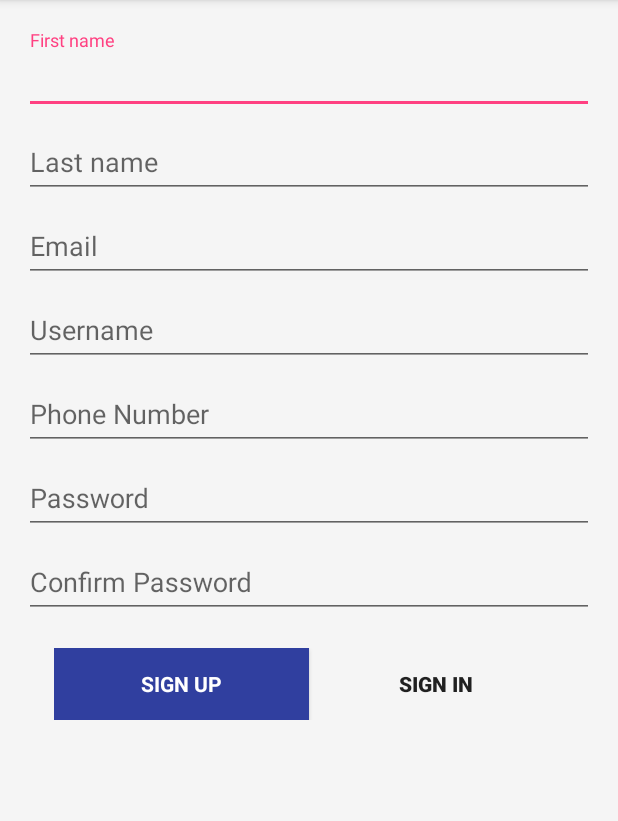
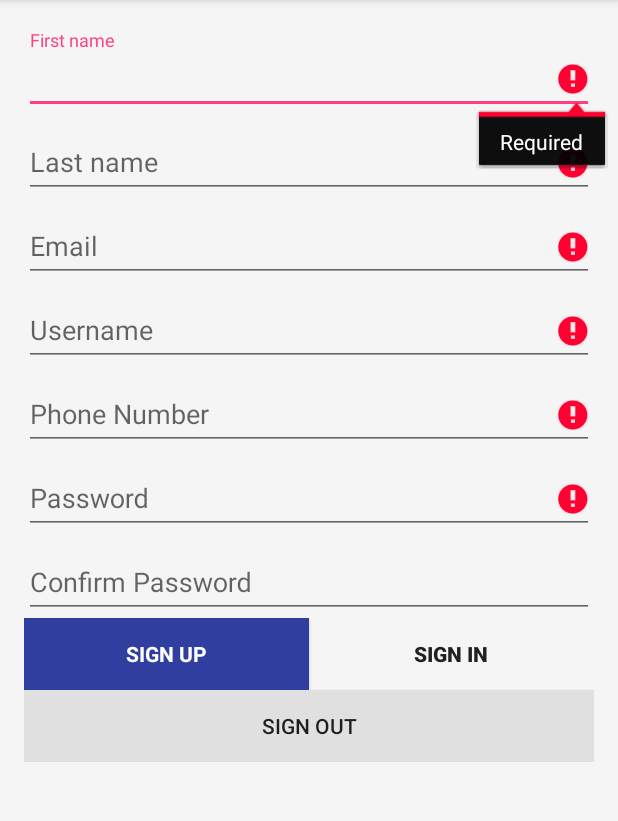
Before and after one commit to ibm-abdullah/GHreport, an Android app: the RegisterActivity screen opened directly, with no data from a screen before it, after a tap on "SIGN UP", on a phone screen of 412 x 824 dp, the part 84-905 px from its top. Run offline under Robolectric (Android 15) with nearby library versions, the phone set to English and light mode, and no system bars; our stand-ins replace Firebase (no records; nobody signed in at launch, a user with empty details on screens opened directly); libraries missing offline, so code that uses them is left out: com.firebase.ui.

Commit message:
Federated UI working

```diff
--- a/app/src/main/java/com/braimahabdullah/ghreport/LoginActivity.java
+++ b/app/src/main/java/com/braimahabdullah/ghreport/LoginActivity.java
@@ -3,29 +3,16 @@ package com.braimahabdullah.ghreport;
 
 import android.content.Intent;
 import android.os.Bundle;
-import android.support.annotation.NonNull;
 import android.support.v7.app.AppCompatActivity;
 import android.text.TextUtils;
-import android.util.Log;
 
 import android.view.View;
-import android.widget.Button;
 import android.widget.EditText;
-import android.widget.Toast;
 
-import com.google.android.gms.auth.api.signin.GoogleSignIn;
-import com.google.android.gms.auth.api.signin.GoogleSignInAccount;
-import com.google.android.gms.auth.api.signin.GoogleSignInClient;
 import com.google.android.gms.auth.api.signin.GoogleSignInOptions;
 import com.google.android.gms.common.SignInButton;
-import com.google.android.gms.common.api.ApiException;
-import com.google.android.gms.tasks.OnCompleteListener;
-import com.google.android.gms.tasks.Task;
-import com.google.firebase.auth.AuthCredential;
-import com.google.firebase.auth.AuthResult;
 import com.google.firebase.auth.FirebaseAuth;
 import com.google.firebase.auth.FirebaseUser;
-import com.google.firebase.auth.GoogleAuthProvider;
 
 /**
  * A login screen that offers login via email/password.
@@ -39,7 +26,7 @@ public class LoginActivity extends AppCompatActivity implements
     private EditText mPasswordField;
     private GoogleSignInOptions gso;
     ;
-    private GoogleSignInClient mGoogleSignInClient;
+    //private GoogleSignInClient mGoogleSignInClient;
     private FirebaseAuth mAuth;
 
     @Override
@@ -66,7 +53,7 @@ public class LoginActivity extends AppCompatActivity implements
                 .requestEmail()
                 .build();
 
-        mGoogleSignInClient = GoogleSignIn.getClient(this, gso);
+        //mGoogleSignInClient = GoogleSignIn.getClient(this, gso);
 
         mAuth = FirebaseAuth.getInstance();
     }
@@ -79,7 +66,7 @@ public class LoginActivity extends AppCompatActivity implements
 
     }
 
-    private void signIn(String email, String password) {
+/*    private void signIn(String email, String password) {
         Log.d(TAG, "signIn:" + email);
         if (!validateForm()) {
             return;
@@ -156,7 +143,7 @@ public class LoginActivity extends AppCompatActivity implements
                         // ...
                     }
                 });
-    }
+    }*/
     private boolean validateForm() {
         boolean valid = true;
 
@@ -183,12 +170,12 @@ public class LoginActivity extends AppCompatActivity implements
     public void onClick(View v) {
         int i = v.getId();
         if (i == R.id.register) {
-            Intent registerIntent = new Intent(this, Register.class);
+            Intent registerIntent = new Intent(this, RegisterActivity.class);
             startActivity(registerIntent);
         } else if (i == R.id.email_sign_in_button) {
-            signIn(mEmailField.getText().toString(), mPasswordField.getText().toString());
+            //signIn(mEmailField.getText().toString(), mPasswordField.getText().toString());
         } else if (i == R.id.sign_in_button) {
-            signInWithGoogle();
+            //signInWithGoogle();
         } else {
 
         }
--- a/app/src/main/java/com/braimahabdullah/ghreport/Register.java
+++ b/app/src/main/java/com/braimahabdullah/ghreport/RegisterActivity.java
@@ -7,21 +7,24 @@ import android.os.Bundle;
 import android.text.TextUtils;
 import android.util.Log;
 import android.view.View;
-import android.widget.Button;
 import android.widget.EditText;
 import android.widget.Toast;
 
+import com.firebase.ui.auth.AuthUI;
 import com.google.android.gms.tasks.OnCompleteListener;
 import com.google.android.gms.tasks.Task;
 import com.google.firebase.auth.AuthResult;
 import com.google.firebase.auth.FirebaseAuth;
 import com.google.firebase.auth.FirebaseUser;
+import com.google.firebase.database.DataSnapshot;
+import com.google.firebase.database.DatabaseError;
 import com.google.firebase.database.DatabaseReference;
 import com.google.firebase.database.FirebaseDatabase;
+import com.google.firebase.database.ValueEventListener;
 
-public class Register extends AppCompatActivity implements View.OnClickListener {
+public class RegisterActivity extends AppCompatActivity implements View.OnClickListener {
 
-    private static final String TAG = "Register";
+    private static final String TAG = "RegisterActivity";
     private EditText mUsername;
     private EditText mFirstName;
     private EditText mLastName;
@@ -31,7 +34,6 @@ public class Register extends AppCompatActivity implements View.OnClickListener
     private EditText mPhoneNumber;
 
     private FirebaseAuth mAuth;
-    private FirebaseUser user;
     private DatabaseReference mRef;
     private FirebaseDatabase mFirebaseDatabase;
     @Override
@@ -52,15 +54,19 @@ public class Register extends AppCompatActivity implements View.OnClickListener
         findViewById(R.id.sign_up_button).setOnClickListener(this);
         findViewById(R.id.sign_in_button).setOnClickListener(this);
 
+        FirebaseUser currentUser = FirebaseAuth.getInstance().getCurrentUser();
+        mPhoneNumber.setText(currentUser.getPhoneNumber().toString());
+
         mAuth = FirebaseAuth.getInstance();
         mFirebaseDatabase = FirebaseDatabase.getInstance("https://ghanareport-8f09e.firebaseio.com/");
+        mRef = mFirebaseDatabase.getReferenceFromUrl("https://ghanareport-8f09e.firebaseio.com/");
     }
 
     private void createUser() {
         Log.d(TAG, "createAccount:");
-/*        if (!validateForm()) {
+       if (!validateForm()) {
             return;
-        }*/
+        }
         String username = mUsername.toString();
         String firstname = mFirstName.toString();
         String lastname = mLastName.toString();
@@ -68,31 +74,39 @@ public class Register extends AppCompatActivity implements View.OnClickListener
         String password = mPassword.toString();
         String phoneNumber = mPhoneNumber.toString();
 
+        FirebaseAuth auth = FirebaseAuth.getInstance();
+
+        //Check if a user is signed in
+        if(auth.getCurrentUser() != null){
+
+            FirebaseUser user = auth.getCurrentUser();
+            String uid = user.getUid();
+            //Create user info object
             UserInformation newUser = new UserInformation(username, firstname, lastname, email, phoneNumber, password);
-        createAccount(email,password);
-        newUser.setUserId(user.getUid());
 
-        mRef.child("users").child(newUser.getUserId()).setValue(newUser);
+            DatabaseReference userRef = mRef.child("users").child(uid);
+            userRef.setValue(newUser);
+            // Read from the database
+            userRef.addValueEventListener(new ValueEventListener() {
+                @Override
+                public void onDataChange(DataSnapshot dataSnapshot) {
+                    // This method is called once with the initial value and again
+                    // whenever data at this location is updated.
+                    String value = dataSnapshot.getValue(String.class);
+                    Toast.makeText(RegisterActivity.this, "User profile has been updated",
+                            Toast.LENGTH_SHORT).show();
+                    Log.d(TAG, "Value is: " + value);
                 }
 
-    private void createAccount(String email, String password) {
-        mAuth.createUserWithEmailAndPassword(email, password)
-                .addOnCompleteListener(this, new OnCompleteListener<AuthResult>() {
                 @Override
-                    public void onComplete(@NonNull Task<AuthResult> task) {
-                        if (task.isSuccessful()) {
-                            // Sign in success, update UI with the signed-in user's information
-                            Toast.makeText(Register.this, "New Account created",
+                public void onCancelled(DatabaseError error) {
+                    // Failed to read value
+                    Toast.makeText(RegisterActivity.this, "Failed to update user profile",
                             Toast.LENGTH_SHORT).show();
-                            user = mAuth.getCurrentUser();
-                        } else {
-                            // If sign in fails, display a message to the user.
-                            Log.w(TAG, "createUserWithEmail:failure", task.getException());
-                            Toast.makeText(Register.this, "Authentication failed.",
-                                    Toast.LENGTH_SHORT).show();
-                        }
+                    Log.w(TAG, "Failed to read value.", error.toException());
                 }
             });
+        }
     }
 
     @Override
@@ -102,10 +116,24 @@ public class Register extends AppCompatActivity implements View.OnClickListener
             Intent registerIntent = new Intent(this, LoginActivity.class);
             startActivity(registerIntent);
         } else if (i == R.id.sign_up_button) {
-            //createUser();
-            Toast.makeText(Register.this, "Creating new User",
+            Toast.makeText(RegisterActivity.this, "Updating User profile",
                     Toast.LENGTH_SHORT).show();
-        } else {
+            createUser();
+        }else if(i ==R.id.sign_out_button){
+            AuthUI.getInstance()
+                    .signOut(this)
+                    .addOnCompleteListener(new OnCompleteListener<Void>() {
+                        public void onComplete(@NonNull Task<Void> task) {
+                            // user is now signed out
+                            Toast.makeText(RegisterActivity.this, "User signed out.",
+                                    Toast.LENGTH_SHORT).show();
+                            Intent i  = new Intent(RegisterActivity.this,PostActivity.class);
+                            startActivity(new Intent(i));
+                            finish();
+                        }
+                    });
+        }
+        else {
 
         }
     }
--- a/app/src/main/res/layout/activity_login.xml
+++ b/app/src/main/res/layout/activity_login.xml
@@ -10,7 +10,7 @@
     android:paddingLeft="@dimen/activity_horizontal_margin"
     android:paddingRight="@dimen/activity_horizontal_margin"
     android:paddingTop="@dimen/activity_vertical_margin"
-    tools:context="com.braimahabdullah.ghreport.Register"
+    tools:context="com.braimahabdullah.ghreport.RegisterActivity"
     android:weightSum="1">
 
     <LinearLayout
--- a/app/src/main/res/layout/activity_register.xml
+++ b/app/src/main/res/layout/activity_register.xml
@@ -9,13 +9,13 @@
     android:paddingLeft="@dimen/activity_horizontal_margin"
     android:paddingRight="@dimen/activity_horizontal_margin"
     android:paddingTop="@dimen/activity_vertical_margin"
-    tools:context="com.braimahabdullah.ghreport.Register">
+    tools:context="com.braimahabdullah.ghreport.RegisterActivity">
 
 
     <ScrollView
         android:id="@+id/login_form"
         android:layout_width="fill_parent"
-        android:layout_height="match_parent"
+        android:layout_height="wrap_content"
         android:background="@color/grey_100">
 
         <LinearLayout
@@ -127,8 +127,7 @@
             <LinearLayout
                 android:layout_width="match_parent"
                 android:layout_height="wrap_content"
-                android:orientation="horizontal"
-                android:layout_margin="@dimen/activity_vertical_margin">
+                android:orientation="horizontal">
                 <Button
                     android:id="@+id/sign_up_button"
                     style="?android:textAppearanceSmall"
@@ -149,7 +148,12 @@
                     android:text="@string/sign_in"
                     android:textStyle="bold"/>
             </LinearLayout>
-
+            <Button
+                android:id="@+id/sign_out_button"
+                android:layout_width="match_parent"
+                android:layout_height="wrap_content"
+                android:text="Sign Out"
+                android:background="@color/grey_300"/>
         </LinearLayout>
     </ScrollView>
 </LinearLayout>
--- a/app/src/main/res/values/colors.xml
+++ b/app/src/main/res/values/colors.xml
@@ -6,4 +6,6 @@
 
     <color name="grey_100">#f5f5f5</color>
     <color name="grey_300">#e0e0e0</color>
+
+    <color name="black_overlay">#66000000</color>
 </resources>
--- a/app/src/main/res/values/strings.xml
+++ b/app/src/main/res/values/strings.xml
@@ -25,4 +25,9 @@
     <string name="error_invalid_password">This password is too short</string>
     <string name="error_incorrect_password">This password is incorrect</string>
     <string name="error_field_required">This field is required</string>
+    <string name="title_activity_post">PostActivity</string>
+
+    <string name="title_activity_send_post">SendPostActivity</string>
+    <string name="dummy_button">Dummy Button</string>
+    <string name="dummy_content">DUMMY\nCONTENT</string>
 </resources>
--- a/app/src/main/res/values/styles.xml
+++ b/app/src/main/res/values/styles.xml
@@ -53,4 +53,16 @@
 
     <style name="AppTheme.PopupOverlay" parent="ThemeOverlay.AppCompat.Light" />
 
+    <style name="FullscreenTheme" parent="AppTheme">
+        <item name="android:actionBarStyle">@style/FullscreenActionBarStyle</item>
+        <item name="android:windowActionBarOverlay">true</item>
+        <item name="android:windowBackground">@null</item>
+        <item name="metaButtonBarStyle">?android:attr/buttonBarStyle</item>
+        <item name="metaButtonBarButtonStyle">?android:attr/buttonBarButtonStyle</item>
+    </style>
+
+    <style name="FullscreenActionBarStyle" parent="Widget.AppCompat.ActionBar">
+        <item name="android:background">@color/black_overlay</item>
+    </style>
+
 </resources>
--- a/build.gradle
+++ b/build.gradle
@@ -14,10 +14,10 @@ buildscript {
 
 allprojects {
     repositories {
-        jcenter()
         maven {
             url "https://maven.google.com" // Google's Maven repository
         }
+        jcenter()
 
     }
 }
```
Also changed, not shown: app/build.gradle (+17 -12 lines), app/src/main/AndroidManifest.xml (+15 -12 lines), app/src/main/java/com/braimahabdullah/ghreport/MainActivity.java (deleted, +0 -20 lines), app/src/main/java/com/braimahabdullah/ghreport/PostActivity.java (added, +94 -0 lines), app/src/main/java/com/braimahabdullah/ghreport/SendPostActivity.java (added, +163 -0 lines), app/src/main/java/com/braimahabdullah/ghreport/UserInformation.java (+9 -0 lines), app/src/main/res/layout/activity_post.xml (added, +34 -0 lines), app/src/main/res/layout/activity_send_post.xml (added, +50 -0 lines), app/src/main/res/layout/content_post.xml (renamed from app/src/main/res/layout/activity_main.xml, +3 -7 lines), app/src/main/res/values/attrs.xml (added, +12 -0 lines), app/src/main/res/drawable/logo.jpg (added). Lines whose indentation alone changed are shown as unchanged.
